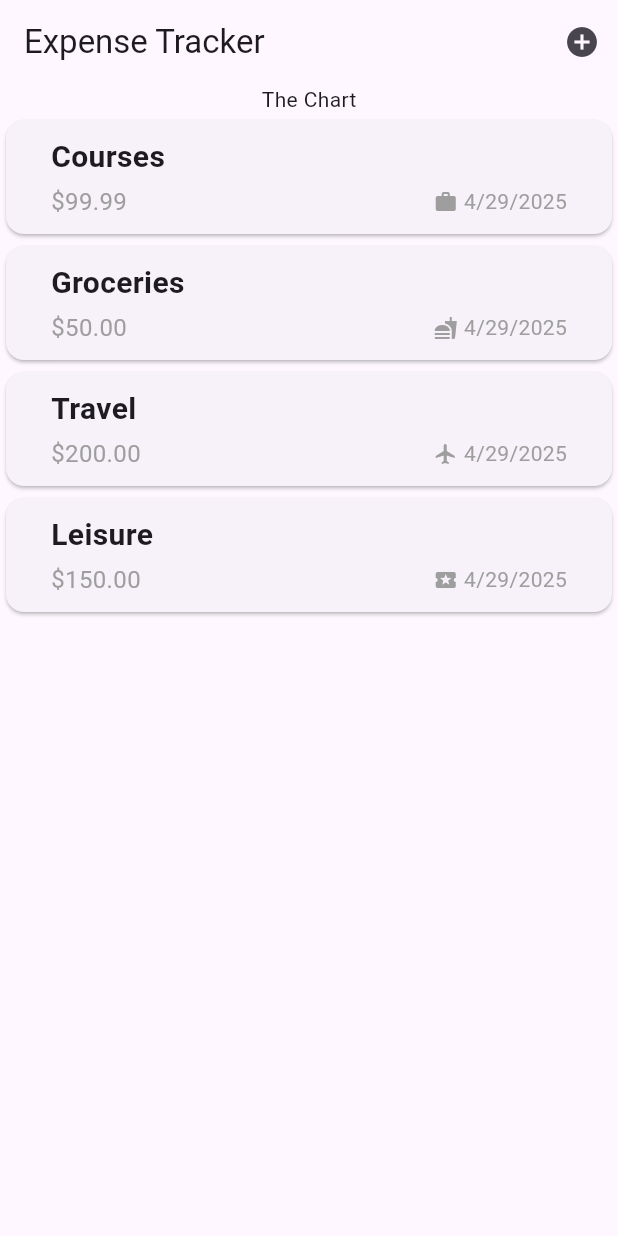
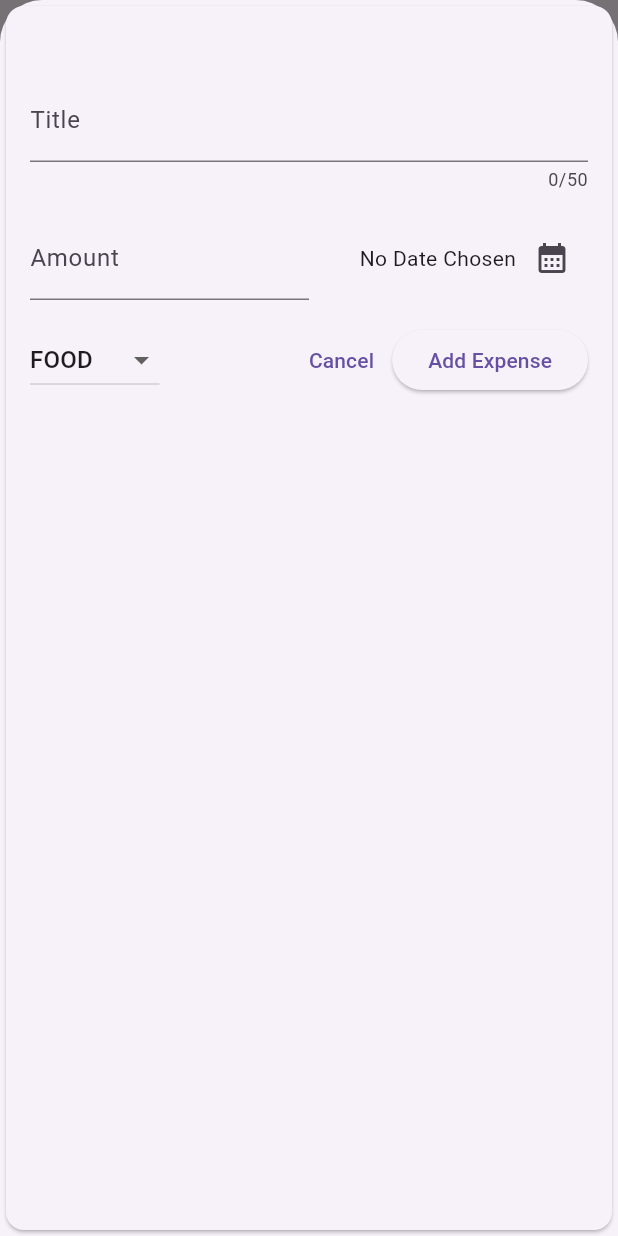
Before and after one commit to emmakolade/flut_expense, a Flutter app: the screen it shows after launch, after a tap on the "add circle" icon, on a phone screen of 412 x 824 dp. Run offline on Flutter 3.47's test engine with Material 3 defaults, Android fonts, the phone set to English and light mode, and no system bars.

Commit message:
push all

```diff
--- a/lib/expenses.dart
+++ b/lib/expenses.dart
@@ -1,3 +1,4 @@
+import 'package:expense_tracker/new_expense.dart';
 import 'package:expense_tracker/widgets/expenses_list.dart';
 import 'package:flutter/material.dart';
 import 'package:expense_tracker/model/expense.dart';
@@ -38,6 +39,41 @@ class _ExpensesState extends State<Expenses> {
     ),
   ];
 
+  void _addExpenseOverlay() {
+    showModalBottomSheet(
+      isScrollControlled: true,
+      context: context,
+      builder: (ctx) => NewExpense(onAddExpense: _addExpense),
+    );
+  }
+
+  void _addExpense(Expense expense) {
+    setState(() {
+      _registeredExpenses.add(expense);
+    });
+  }
+
+  void _removeExpense(Expense expense) {
+    final expenseIndex = _registeredExpenses.indexOf(expense);
+    setState(() {
+      _registeredExpenses.remove(expense);
+    });
+    // ScaffoldMessenger.of(context).showSnackBar(
+    //   SnackBar(
+    //     content: const Text("Expense deleted"),
+    //     duration: const Duration(seconds: 2),
+    //     action: SnackBarAction(
+    //       label: "Undo",
+    //       onPressed: () {
+    //         setState(() {
+    //           _registeredExpenses.insert(expenseIndex, expense);
+    //         });
+    //       },
+    //     ),
+    //   ),
+    // );
+  }
+
   @override
   Widget build(BuildContext context) {
     return Scaffold(
@@ -45,7 +81,7 @@ class _ExpensesState extends State<Expenses> {
         title: const Text("Expense Tracker"),
         actions: [
           IconButton(
-            onPressed: () {},
+            onPressed: _addExpenseOverlay,
             icon: const Icon(Icons.add_circle_outlined),
           ),
         ],
@@ -53,7 +89,12 @@ class _ExpensesState extends State<Expenses> {
       body: Column(
         children: [
           Text("The Chart"),
-          Expanded(child: ExpensesList(expenses: _registeredExpenses)),
+          Expanded(
+            child: ExpensesList(
+              expenses: _registeredExpenses,
+              onRemoveExpense: _removeExpense,
+            ),
+          ),
         ],
       ),
     );
--- /dev/null
+++ b/lib/new_expense.dart
@@ -0,0 +1,177 @@
+import 'package:flutter/material.dart';
+import 'package:expense_tracker/model/expense.dart';
+
+class NewExpense extends StatefulWidget {
+  const NewExpense({super.key, required this.onAddExpense});
+
+  final void Function(Expense expense) onAddExpense;
+
+  @override
+  State<NewExpense> createState() => _NewExpenseState();
+}
+
+class _NewExpenseState extends State<NewExpense> {
+  final _titleController = TextEditingController();
+  final _amountController = TextEditingController();
+  DateTime? _selectedDate;
+  Category _selectedCategory = Category.food;
+
+  // void _showDatePicker() {
+  //   final now = DateTime.now();
+  //   final firstDate = DateTime(now.year - 1, now.month, now.day);
+
+  //   showDatePicker(
+  //     context: context,
+  //     initialDate: DateTime.now(),
+  //     firstDate: firstDate,
+  //     lastDate: DateTime.now(),
+  //   ).then((pickedDate) {
+  //     if (pickedDate == null) {
+  //       return;
+  //     }
+  //   });
+  void _showDatePicker() async {
+    final now = DateTime.now();
+    final firstDate = DateTime(now.year - 1, now.month, now.day);
+
+    final pickedDate = await showDatePicker(
+      context: context,
+      initialDate: DateTime.now(),
+      firstDate: firstDate,
+      lastDate: DateTime.now(),
+    );
+    setState(() {
+      _selectedDate = pickedDate;
+    });
+  }
+
+  void _submitData() {
+    final enteredTitle = _titleController.text.trim();
+    final enteredAmount = double.tryParse(_amountController.text);
+    if (enteredTitle.isEmpty || enteredAmount == null || enteredAmount <= 0) {
+      showDialog(
+        context: context,
+        builder: (ctx) {
+          return AlertDialog(
+            title: const Text("Invalid  "),
+            content: const Text("Please enter a valid title and amount."),
+            actions: [
+              TextButton(
+                onPressed: () {
+                  Navigator.of(ctx).pop();
+                },
+                child: const Text("Okay"),
+              ),
+            ],
+          );
+        },
+      );
+      return;
+    }
+    widget.onAddExpense(
+      Expense(
+        title: enteredTitle,
+        amount: enteredAmount,
+        date: _selectedDate ?? DateTime.now(),
+        category: _selectedCategory,
+      ),
+    );
+    Navigator.of(context).pop();
+  }
+
+  @override
+  void dispose() {
+    _titleController.dispose();
+    _amountController.dispose();
+    super.dispose();
+  }
+
+  @override
+  Widget build(BuildContext context) {
+    return Card(
+      child: Padding(
+        padding: const EdgeInsets.fromLTRB(16, 48, 16, 16),
+        child: Column(
+          children: [
+            TextField(
+              controller: _titleController,
+              maxLength: 50,
+              decoration: const InputDecoration(labelText: "Title"),
+            ),
+            const SizedBox(height: 16),
+            Row(
+              children: [
+                Expanded(
+                  child: TextField(
+                    controller: _amountController,
+                    keyboardType: TextInputType.number,
+                    decoration: const InputDecoration(
+                      prefixText: "\$ ",
+                      labelText: "Amount",
+                    ),
+                  ),
+                ),
+                const SizedBox(height: 16),
+                Expanded(
+                  child: Row(
+                    mainAxisAlignment: MainAxisAlignment.end,
+                    crossAxisAlignment: CrossAxisAlignment.center,
+                    children: [
+                      Text(
+                        _selectedDate == null
+                            ? "No Date Chosen"
+                            : formatter.format(_selectedDate!),
+                      ),
+                      IconButton(
+                        onPressed: _showDatePicker,
+                        icon: const Icon(Icons.calendar_month),
+                      ),
+                    ],
+                  ),
+                ),
+              ],
+            ),
+            const SizedBox(height: 16),
+            Row(
+              children: [
+                DropdownButton(
+                  value: _selectedCategory,
+                  items:
+                      Category.values
+                          .map(
+                            (category) => DropdownMenuItem(
+                              value: category,
+                              child: Text(category.name.toUpperCase()),
+                            ),
+                          )
+                          .toList(),
+                  onChanged: ((value) {
+                    if (value == null) {
+                      return;
+                    }
+                    setState(() {
+                      _selectedCategory = value;
+                    });
+                  }),
+                ),
+                const Spacer(),
+                TextButton(
+                  onPressed: () {
+                    Navigator.of(context).pop();
+                  },
+                  child: const Text("Cancel"),
+                ),
+                ElevatedButton(
+                  onPressed: () {
+                    _submitData();
+                  },
+                  child: const Text("Add Expense"),
+                ),
+              ],
+            ),
+          ],
+        ),
+      ),
+    );
+  }
+}
--- a/lib/widgets/expenses_list.dart
+++ b/lib/widgets/expenses_list.dart
@@ -1,18 +1,35 @@
 import 'package:expense_tracker/widgets/expenses_item.dart';
-import 'package:flutter/widgets.dart';
+import 'package:flutter/material.dart';
 import 'package:expense_tracker/model/expense.dart';
 
 class ExpensesList extends StatelessWidget {
-  const ExpensesList({super.key, required this.expenses});
+  const ExpensesList({
+    super.key,
+    required this.expenses,
+    required this.onRemoveExpense,
+  });
 
   final List<Expense> expenses;
+  final void Function(Expense expense) onRemoveExpense;
 
   @override
   Widget build(BuildContext context) {
     return ListView.builder(
       itemCount: expenses.length,
-      itemBuilder:
-          (ctx, index) => ExpensesItem(expense: expenses[index]),
+      itemBuilder: (ctx, index) {
+        final expenseIndex = expenses[index];
+        return Dismissible(
+          key: ValueKey(expenseIndex),
+          // background: Container(
+          //   color: Theme.of(context).colorScheme.error,
+          //   child: const Icon(Icons.delete),
+          // ),
+          onDismissed: (direction) {
+            onRemoveExpense(expenseIndex);
+          },
+          child: ExpensesItem(expense: expenseIndex),
+        );
+      },
     );
   }
 }
```
